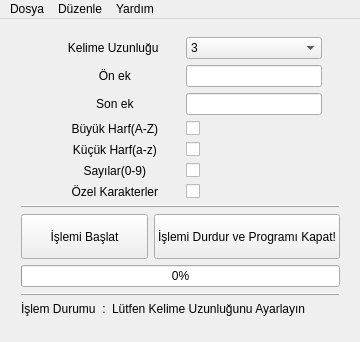
Before: the Qt Designer form mainwindow.ui in metaltrrocker/KelimeUreteciV1, drawn with Qt 5.
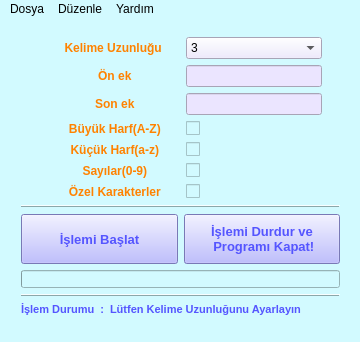
After: the same form once the commit is applied. Icons and pictures are not drawn.

The edit to the form file:
```diff
--- a/mainwindow.ui
+++ b/mainwindow.ui
@@ -25,6 +25,19 @@
   <property name="autoFillBackground">
    <bool>false</bool>
   </property>
+  <property name="styleSheet">
+   <string notr="true">
+background-color: rgb(210, 250, 255);</string>
+  </property>
+  <property name="iconSize">
+   <size>
+    <width>32</width>
+    <height>32</height>
+   </size>
+  </property>
+  <property name="documentMode">
+   <bool>true</bool>
+  </property>
   <property name="tabShape">
    <enum>QTabWidget::Rounded</enum>
   </property>
@@ -85,6 +98,16 @@
        </item>
        <item row="3" column="1">
         <widget class="QLabel" name="label_4">
+         <property name="font">
+          <font>
+           <pointsize>9</pointsize>
+           <weight>75</weight>
+           <bold>true</bold>
+          </font>
+         </property>
+         <property name="styleSheet">
+          <string notr="true">color:rgb(255, 130, 0)</string>
+         </property>
          <property name="text">
           <string>  Büyük Harf(A-Z)</string>
          </property>
@@ -95,6 +118,16 @@
        </item>
        <item row="6" column="1">
         <widget class="QLabel" name="label_7">
+         <property name="font">
+          <font>
+           <pointsize>9</pointsize>
+           <weight>75</weight>
+           <bold>true</bold>
+          </font>
+         </property>
+         <property name="styleSheet">
+          <string notr="true">color:rgb(255, 130, 0)</string>
+         </property>
          <property name="text">
           <string>  Özel Karakterler</string>
          </property>
@@ -105,6 +138,9 @@
        </item>
        <item row="0" column="2">
         <widget class="QComboBox" name="comboBox">
+         <property name="styleSheet">
+          <string notr="true">background-color: rgb(235, 229, 255);</string>
+         </property>
          <property name="currentIndex">
           <number>0</number>
          </property>
@@ -164,6 +200,9 @@
          <property name="autoFillBackground">
           <bool>false</bool>
          </property>
+         <property name="styleSheet">
+          <string notr="true">color: rgb(235, 229, 255);</string>
+         </property>
          <property name="inputMethodHints">
           <set>Qt::ImhNone</set>
          </property>
@@ -174,6 +213,16 @@
        </item>
        <item row="2" column="1">
         <widget class="QLabel" name="label_3">
+         <property name="font">
+          <font>
+           <pointsize>9</pointsize>
+           <weight>75</weight>
+           <bold>true</bold>
+          </font>
+         </property>
+         <property name="styleSheet">
+          <string notr="true">color:rgb(255, 130, 0)</string>
+         </property>
          <property name="text">
           <string>  Son ek</string>
          </property>
@@ -184,6 +233,16 @@
        </item>
        <item row="5" column="1">
         <widget class="QLabel" name="label_6">
+         <property name="font">
+          <font>
+           <pointsize>9</pointsize>
+           <weight>75</weight>
+           <bold>true</bold>
+          </font>
+         </property>
+         <property name="styleSheet">
+          <string notr="true">color:rgb(255, 130, 0)</string>
+         </property>
          <property name="text">
           <string>  Sayılar(0-9)</string>
          </property>
@@ -193,10 +252,24 @@
         </widget>
        </item>
        <item row="1" column="2">
-        <widget class="QLineEdit" name="lineEdit"/>
+        <widget class="QLineEdit" name="lineEdit">
+         <property name="styleSheet">
+          <string notr="true">background-color: rgb(235, 229, 255);</string>
+         </property>
+        </widget>
        </item>
        <item row="1" column="1">
         <widget class="QLabel" name="label_2">
+         <property name="font">
+          <font>
+           <pointsize>9</pointsize>
+           <weight>75</weight>
+           <bold>true</bold>
+          </font>
+         </property>
+         <property name="styleSheet">
+          <string notr="true">color:rgb(255, 130, 0)</string>
+         </property>
          <property name="text">
           <string>  Ön ek</string>
          </property>
@@ -207,6 +280,16 @@
        </item>
        <item row="4" column="1">
         <widget class="QLabel" name="label_5">
+         <property name="font">
+          <font>
+           <pointsize>9</pointsize>
+           <weight>75</weight>
+           <bold>true</bold>
+          </font>
+         </property>
+         <property name="styleSheet">
+          <string notr="true">color:rgb(255, 130, 0)</string>
+         </property>
          <property name="text">
           <string>  Küçük Harf(a-z)</string>
          </property>
@@ -216,10 +299,17 @@
         </widget>
        </item>
        <item row="2" column="2">
-        <widget class="QLineEdit" name="lineEdit_2"/>
+        <widget class="QLineEdit" name="lineEdit_2">
+         <property name="styleSheet">
+          <string notr="true">background-color: rgb(235, 229, 255);</string>
+         </property>
+        </widget>
        </item>
        <item row="4" column="2">
         <widget class="QCheckBox" name="checkBox">
+         <property name="styleSheet">
+          <string notr="true">color: rgb(235, 229, 255);</string>
+         </property>
          <property name="text">
           <string/>
          </property>
@@ -227,6 +317,9 @@
        </item>
        <item row="5" column="2">
         <widget class="QCheckBox" name="checkBox_3">
+         <property name="styleSheet">
+          <string notr="true">color: rgb(235, 229, 255);</string>
+         </property>
          <property name="text">
           <string/>
          </property>
@@ -242,12 +335,18 @@
          </property>
          <property name="font">
           <font>
+           <pointsize>9</pointsize>
+           <weight>75</weight>
+           <bold>true</bold>
            <underline>false</underline>
           </font>
          </property>
          <property name="autoFillBackground">
           <bool>false</bool>
          </property>
+         <property name="styleSheet">
+          <string notr="true">color:rgb(255, 130, 0)</string>
+         </property>
          <property name="frameShape">
           <enum>QFrame::NoFrame</enum>
          </property>
@@ -293,8 +392,20 @@
            <verstretch>0</verstretch>
           </sizepolicy>
          </property>
+         <property name="font">
+          <font>
+           <pointsize>10</pointsize>
+           <weight>75</weight>
+           <bold>true</bold>
+          </font>
+         </property>
+         <property name="styleSheet">
+          <string notr="true">background-color: rgb(170, 170, 255);
+color: rgb(85, 85, 255);</string>
+         </property>
          <property name="text">
-          <string>İşlemi Durdur ve Programı Kapat!</string>
+          <string>İşlemi Durdur ve
+ Programı Kapat!</string>
          </property>
         </widget>
        </item>
@@ -306,6 +417,17 @@
            <verstretch>0</verstretch>
           </sizepolicy>
          </property>
+         <property name="font">
+          <font>
+           <pointsize>10</pointsize>
+           <weight>75</weight>
+           <bold>true</bold>
+          </font>
+         </property>
+         <property name="styleSheet">
+          <string notr="true">background-color: rgb(170, 170, 255);
+color: rgb(85, 85, 255);</string>
+         </property>
          <property name="text">
           <string>İşlemi Başlat</string>
          </property>
@@ -324,11 +446,22 @@
      </item>
      <item>
       <widget class="QProgressBar" name="progressBar">
+       <property name="font">
+        <font>
+         <pointsize>6</pointsize>
+         <weight>75</weight>
+         <bold>true</bold>
+         <stylestrategy>NoAntialias</stylestrategy>
+        </font>
+       </property>
+       <property name="styleSheet">
+        <string notr="true"/>
+       </property>
        <property name="value">
         <number>0</number>
        </property>
        <property name="textVisible">
-        <bool>true</bool>
+        <bool>false</bool>
        </property>
        <property name="invertedAppearance">
         <bool>false</bool>
@@ -358,6 +491,16 @@
            <verstretch>0</verstretch>
           </sizepolicy>
          </property>
+         <property name="font">
+          <font>
+           <pointsize>8</pointsize>
+           <weight>75</weight>
+           <bold>true</bold>
+          </font>
+         </property>
+         <property name="styleSheet">
+          <string notr="true">color: rgb(85, 85, 255);</string>
+         </property>
          <property name="text">
           <string>İşlem Durumu  :</string>
          </property>
@@ -365,6 +508,16 @@
        </item>
        <item row="0" column="1">
         <widget class="QLabel" name="label_11">
+         <property name="font">
+          <font>
+           <pointsize>8</pointsize>
+           <weight>75</weight>
+           <bold>true</bold>
+          </font>
+         </property>
+         <property name="styleSheet">
+          <string notr="true">color: rgb(85, 85, 255);</string>
+         </property>
          <property name="text">
           <string>Lütfen Kelime Uzunluğunu Ayarlayın</string>
          </property>
@@ -384,6 +537,24 @@
      <height>21</height>
     </rect>
    </property>
+   <property name="font">
+    <font>
+     <weight>50</weight>
+     <bold>false</bold>
+    </font>
+   </property>
+   <property name="layoutDirection">
+    <enum>Qt::LeftToRight</enum>
+   </property>
+   <property name="autoFillBackground">
+    <bool>false</bool>
+   </property>
+   <property name="defaultUp">
+    <bool>true</bool>
+   </property>
+   <property name="nativeMenuBar">
+    <bool>true</bool>
+   </property>
    <widget class="QMenu" name="menuDosya">
     <property name="title">
      <string>Dosya</string>
```
Left out of the diff: 14 changed lines with no effect on the pictures.
